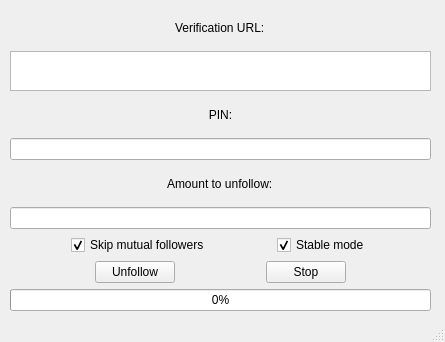
This is unfollower/data/unfollower.ui in HeroicBastard/twitterBot as Qt 5 draws it before an edit. The edited form follows.
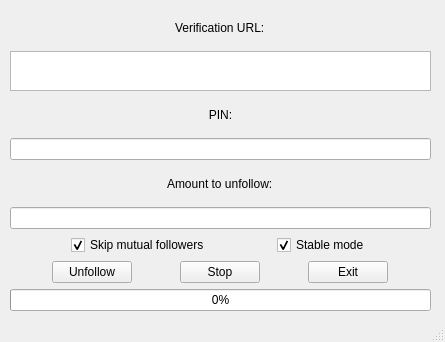
This is the edited form.

Commit message: working exit button. need to handle QtCore process exiting while running follow loop

Patch:
```diff
--- a/unfollower/data/unfollower.ui
+++ b/unfollower/data/unfollower.ui
@@ -173,6 +173,19 @@
          </property>
         </widget>
        </item>
+       <item>
+        <widget class="QPushButton" name="exitBtn">
+         <property name="sizePolicy">
+          <sizepolicy hsizetype="Fixed" vsizetype="Fixed">
+           <horstretch>0</horstretch>
+           <verstretch>0</verstretch>
+          </sizepolicy>
+         </property>
+         <property name="text">
+          <string>Exit</string>
+         </property>
+        </widget>
+       </item>
       </layout>
      </item>
      <item>
```
The commit also changes 3 other files.
